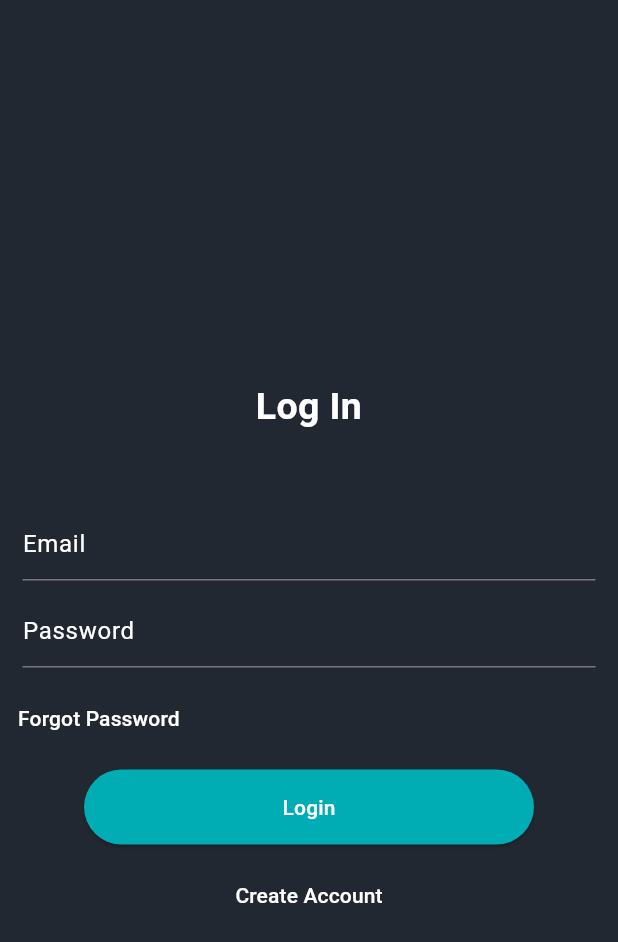
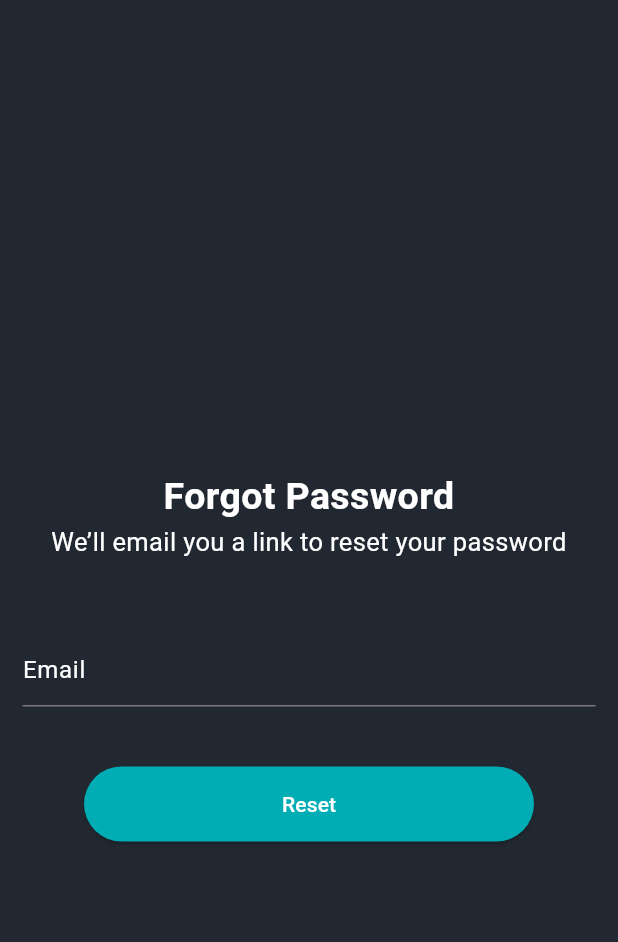
Before and after one commit to fwdAndroid/truecrime, a Flutter app: the SignInEmail screen opened directly, after a tap on "Forgot Password", on a phone screen of 412 x 824 dp. Shown: the top 942 px of the screen. Run offline on Flutter 3.47's test engine with Material 2 defaults, Android fonts, the phone set to English and light mode, and no system bars; our stand-ins replace social_login_buttons.

Commit message:
forgot password

```diff
--- /dev/null
+++ b/lib/auth/forgot_password.dart
@@ -0,0 +1,73 @@
+import 'package:flutter/material.dart';
+import 'package:truecrime/auth/login_page.dart';
+
+class ForgotPassword extends StatefulWidget {
+  const ForgotPassword({super.key});
+
+  @override
+  State<ForgotPassword> createState() => _ForgotPasswordState();
+}
+
+class _ForgotPasswordState extends State<ForgotPassword> {
+  @override
+  Widget build(BuildContext context) {
+    return Scaffold(
+      backgroundColor: Color(0xff222831),
+      body: Column(
+        crossAxisAlignment: CrossAxisAlignment.center,
+        mainAxisAlignment: MainAxisAlignment.center,
+        children: [
+          SizedBox(
+            height: 50,
+          ),
+          Center(
+            child: Text(
+              "Forgot Password",
+              style: TextStyle(
+                  color: Colors.white,
+                  fontSize: 25,
+                  fontWeight: FontWeight.bold),
+              textAlign: TextAlign.center,
+            ),
+          ),
+          Center(
+            child: Text(
+              "We’ll email you a link to reset your password",
+              style: TextStyle(
+                  color: Colors.white,
+                  fontSize: 17,
+                  fontWeight: FontWeight.w400),
+              textAlign: TextAlign.center,
+            ),
+          ),
+          SizedBox(
+            height: 50,
+          ),
+          Container(
+            margin: EdgeInsets.only(left: 15, right: 15),
+            child: TextFormField(
+              style: TextStyle(color: Colors.white),
+              decoration: InputDecoration(
+                  hintText: "Email", hintStyle: TextStyle(color: Colors.white)),
+            ),
+          ),
+          SizedBox(
+            height: 40,
+          ),
+          ElevatedButton(
+            onPressed: () {
+              Navigator.push(context,
+                  MaterialPageRoute(builder: (builder) => LoginPage()));
+            },
+            child: Text(
+              "Reset",
+              style: TextStyle(color: Colors.white),
+            ),
+            style: ElevatedButton.styleFrom(
+                backgroundColor: Color(0xff00ADB5), fixedSize: Size(300, 50)),
+          ),
+        ],
+      ),
+    );
+  }
+}
--- a/lib/auth/signin_email.dart
+++ b/lib/auth/signin_email.dart
@@ -1,5 +1,6 @@
 import 'package:flutter/material.dart';
 import 'package:truecrime/auth/email_signup.dart';
+import 'package:truecrime/auth/forgot_password.dart';
 
 class SignInEmail extends StatefulWidget {
   const SignInEmail({super.key});
@@ -59,7 +60,12 @@ class _SignInEmailState extends State<SignInEmail> {
           Align(
             alignment: Alignment.topLeft,
             child: TextButton(
-                onPressed: () {},
+                onPressed: () {
+                  Navigator.push(
+                      context,
+                      MaterialPageRoute(
+                          builder: (builder) => ForgotPassword()));
+                },
                 child: Text(
                   "Forgot Password",
                   style: TextStyle(color: Colors.white),
```
